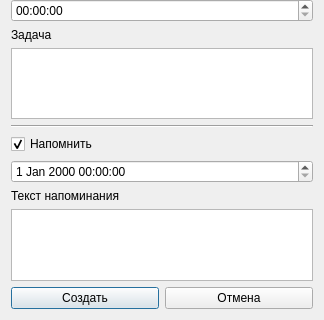
First picture: the form in !Dispatcher/newTaskForm.ui, repository viktor1856/Disptacher, before the edit; both pictures show x 0 to 324 and y 176 to 496 of the 324 by 496 pixel window.
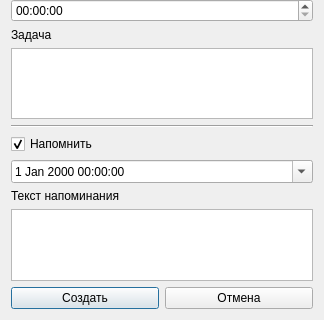
Second picture: the form after the edit.

Commit message: -> настроено заполнение формы новой задачи ->коректировки формы новой задачи: дата в названии формы, календарь при нажатии на дату -> коректировки главной формы: кнопка " создать задачу на" содержит дату календаря

Diff of the .ui file:
```diff
--- a/!Dispatcher/newTaskForm.ui
+++ b/!Dispatcher/newTaskForm.ui
@@ -110,6 +110,12 @@
        <property name="buttonSymbols">
         <enum>QAbstractSpinBox::UpDownArrows</enum>
        </property>
+       <property name="showGroupSeparator" stdset="0">
+        <bool>true</bool>
+       </property>
+       <property name="calendarPopup">
+        <bool>true</bool>
+       </property>
       </widget>
      </item>
      <item>
```
Left out of the diff: 9 changed lines with no effect on the pictures. The commit also changes 2 other files.
